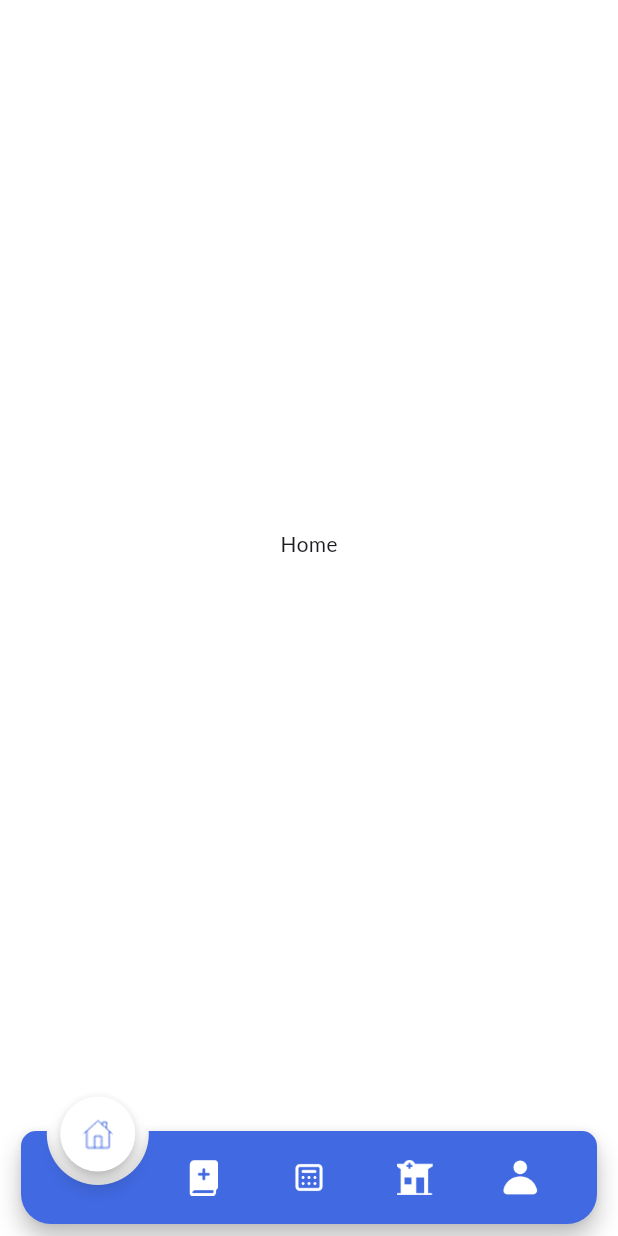
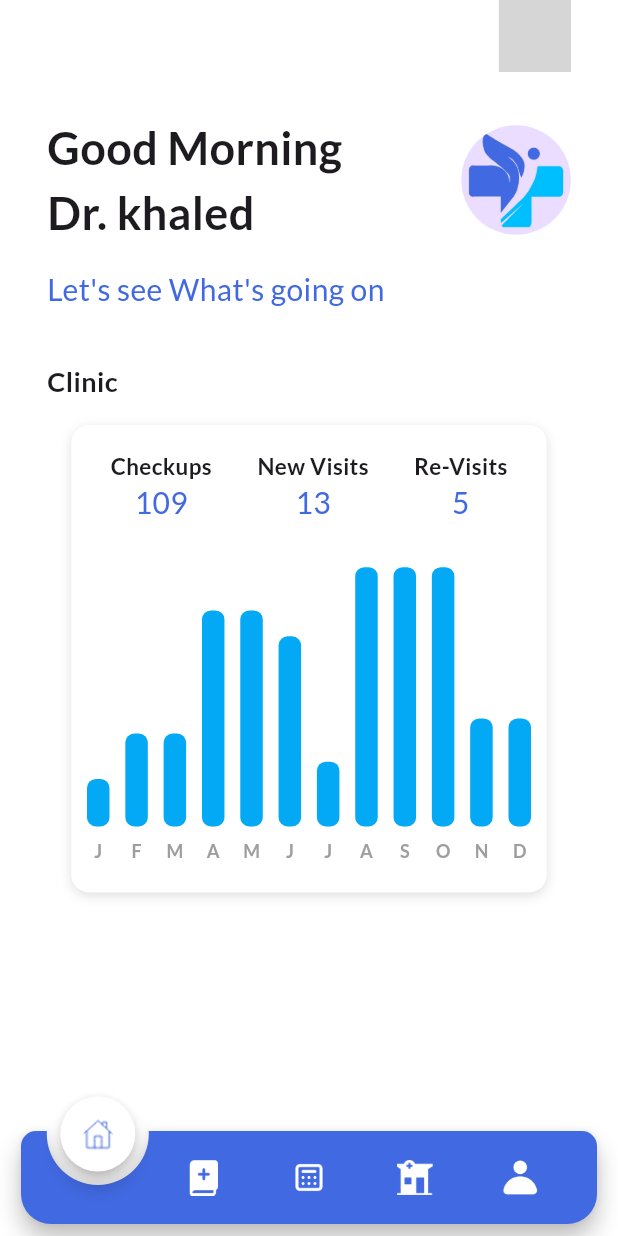
Before and after one commit to Graduation-Project-FETU-2024-2025/doctor-app, a Flutter app: the MainView screen opened directly, on a phone screen of 412 x 824 dp. Run offline on Flutter 3.47's test engine with Material 3 defaults, Android fonts, the phone set to English and light mode, and no system bars; drawn by our look-alikes of animated_notch_bottom_bar, fl_chart; our stand-ins replace cached_network_image, dartz, dio, flutter_bloc, flutter_screenutil, flutter_secure_storage and 7 more; missing offline and left inert: jwt_decode; accounts and stored records are empty; generated files the repository leaves out were written again; project files that could hold a hidden picture were left out; grey boxes are pictures that could not be loaded.

Commit message:
- add dashboard strings in localization. - finish flow chart part.

```diff
--- a/lib/core/utils/app_icons.dart
+++ b/lib/core/utils/app_icons.dart
@@ -34,9 +34,25 @@ class AppIcons {
   /// assets/svgs/correct-success-tick-svgrepo-com.svg
   static const String svgsCorrectSuccessTickSvgrepoCom = "assets/svgs/correct-success-tick-svgrepo-com.svg";
 
+  /// Assets for svgsDateCancle
+  /// assets/svgs/date_cancle.svg
+  static const String svgsDateCancle = "assets/svgs/date_cancle.svg";
+
+  /// Assets for svgsDateComplete
+  /// assets/svgs/date_complete.svg
+  static const String svgsDateComplete = "assets/svgs/date_complete.svg";
+
+  /// Assets for svgsDatePending
+  /// assets/svgs/date_pending.svg
+  static const String svgsDatePending = "assets/svgs/date_pending.svg";
+
   /// Assets for svgsEdit
   /// assets/svgs/edit.svg
   static const String svgsEdit = "assets/svgs/edit.svg";
+
+  /// Assets for svgsEditIcon
+  /// assets/svgs/editIcon.svg
+  static const String svgsEditIcon = "assets/svgs/editIcon.svg";
 
   /// Assets for svgsEditsvg
   /// assets/svgs/editsvg.svg
@@ -62,6 +78,10 @@ class AppIcons {
   /// assets/svgs/logout.svg
   static const String svgsLogout = "assets/svgs/logout.svg";
 
+  /// Assets for svgsNotificationIcon
+  /// assets/svgs/notification_icon.svg
+  static const String svgsNotificationIcon = "assets/svgs/notification_icon.svg";
+
   /// Assets for svgsOnboardingIcon
   /// assets/svgs/onboarding_icon.svg
   static const String svgsOnboardingIcon = "assets/svgs/onboarding_icon.svg";
--- a/lib/core/utils/app_styles.dart
+++ b/lib/core/utils/app_styles.dart
@@ -3,6 +3,11 @@ import 'package:flutter/material.dart';
 class AppStyles {
   static TextStyle regular16(context) => TextStyle(
     fontSize: 16,
+    fontWeight: FontWeight.w400,
+    color: Theme.of(context).textTheme.bodyLarge?.color,
+  );
+  static TextStyle regular20(context) => TextStyle(
+    fontSize: 20,
     fontWeight: FontWeight.w400,
     color: Theme.of(context).textTheme.bodyLarge?.color,
   );
@@ -72,6 +77,11 @@ class AppStyles {
     fontWeight: FontWeight.w600,
     color: Theme.of(context).textTheme.bodyLarge?.color,
   );
+  static TextStyle semiBold18(context) => TextStyle(
+    fontSize: 18,
+    fontWeight: FontWeight.w600,
+    color: Theme.of(context).textTheme.bodyLarge?.color,
+  );
 
   static TextStyle semiBold20(context) => TextStyle(
     fontSize: 20,
@@ -84,6 +94,11 @@ class AppStyles {
     fontWeight: FontWeight.w600,
     color: Theme.of(context).textTheme.bodyLarge?.color,
   );
+  static TextStyle semiBold30(context) => TextStyle(
+    fontSize: 30,
+    fontWeight: FontWeight.w600,
+    color: Theme.of(context).textTheme.bodyLarge?.color,
+  );
 
   static TextStyle semiBold40(context) => TextStyle(
     fontSize: 40,
--- /dev/null
+++ b/lib/features/dashboard/presentation/view/dashboard_view.dart
@@ -0,0 +1,38 @@
+import 'package:doctor_app/core/utils/app_icons.dart';
+import 'package:doctor_app/core/utils/app_styles.dart';
+import 'package:doctor_app/features/dashboard/presentation/view/widgets/user_welcome_section.dart';
+import 'package:doctor_app/features/dashboard/presentation/view/widgets/workflow_chart_section.dart';
+import 'package:doctor_app/generated/l10n.dart';
+import 'package:flutter/widgets.dart';
+import 'package:flutter_svg/svg.dart';
+import 'package:gap/gap.dart';
+import 'package:flutter_screenutil/flutter_screenutil.dart';
+
+class DashboardView extends StatelessWidget {
+  const DashboardView({super.key});
+
+  @override
+  Widget build(BuildContext context) {
+    return Padding(
+      padding: EdgeInsets.symmetric(horizontal: 30.0.w),
+      child: ListView(
+        children: [
+          Row(
+            mainAxisAlignment: MainAxisAlignment.end,
+            children: [
+              SvgPicture.asset(AppIcons.svgsNotificationIcon),
+            ],
+          ),
+          Gap(30.h),
+          const UserWelcomeSection(),
+          Gap(35.h),
+          Text(
+            S.of(context).clinic,
+            style: AppStyles.semiBold18(context),
+          ),
+          WorkflowChartSection(),
+        ],
+      ),
+    );
+  }
+}
--- /dev/null
+++ b/lib/features/dashboard/presentation/view/widgets/user_welcome_section.dart
@@ -0,0 +1,42 @@
+import 'package:doctor_app/core/utils/app_colors.dart';
+import 'package:doctor_app/core/utils/app_images.dart';
+import 'package:doctor_app/core/utils/app_styles.dart';
+import 'package:doctor_app/generated/l10n.dart';
+import 'package:flutter/material.dart';
+import 'package:gap/gap.dart';
+import 'package:flutter_screenutil/flutter_screenutil.dart';
+
+class UserWelcomeSection extends StatelessWidget {
+  const UserWelcomeSection({super.key});
+
+  @override
+  Widget build(BuildContext context) {
+    return Column(
+      crossAxisAlignment: CrossAxisAlignment.start,
+      children: [
+        Row(
+          mainAxisAlignment: MainAxisAlignment.spaceBetween,
+          children: [
+            Text(
+              '${S.of(context).goodMorning} khaled',
+              style: AppStyles.semiBold30(context),
+            ),
+            CircleAvatar(
+              radius: 73 / 2,
+              backgroundImage: AssetImage(
+                AppImages.imagesAppIcon,
+              ),
+            )
+          ],
+        ),
+        Gap(16.h),
+        Text(
+          S.of(context).letsSee,
+          style: AppStyles.regular20(context).copyWith(
+            color: AppColors.primaryColor,
+          ),
+        ),
+      ],
+    );
+  }
+}
--- /dev/null
+++ b/lib/features/dashboard/presentation/view/widgets/workflow_chart_section.dart
@@ -0,0 +1,161 @@
+import 'package:doctor_app/core/utils/app_colors.dart';
+import 'package:doctor_app/core/utils/app_styles.dart';
+import 'package:doctor_app/generated/l10n.dart';
+import 'package:fl_chart/fl_chart.dart';
+import 'package:flutter/material.dart';
+import 'package:flutter_screenutil/flutter_screenutil.dart';
+
+class WorkflowChartSection extends StatelessWidget {
+  const WorkflowChartSection({super.key});
+
+  @override
+  Widget build(BuildContext context) {
+    final List<double> values = [
+      22,
+      43,
+      43,
+      100,
+      100,
+      88,
+      30,
+      120,
+      120,
+      120,
+      50,
+      50
+    ];
+    final List<String> months = [
+      'J',
+      'F',
+      'M',
+      'A',
+      'M',
+      'J',
+      'J',
+      'A',
+      'S',
+      'O',
+      'N',
+      'D'
+    ];
+
+    return Container(
+      margin: const EdgeInsets.all(16),
+      padding: const EdgeInsets.symmetric(vertical: 16),
+      decoration: BoxDecoration(
+        color: Colors.white,
+        borderRadius: BorderRadius.circular(12),
+        boxShadow: [
+          BoxShadow(color: Colors.black12, blurRadius: 6, offset: Offset(0, 2)),
+        ],
+      ),
+      child: AspectRatio(
+        aspectRatio: 330 / 291,
+        child: Column(
+          children: [
+            Padding(
+              padding: EdgeInsets.symmetric(horizontal: 25.0.w),
+              child: Row(
+                mainAxisAlignment: MainAxisAlignment.spaceBetween,
+                children: [
+                  WorkflowDataColumn(
+                    title: S.of(context).checkups,
+                    count: '109',
+                  ),
+                  WorkflowDataColumn(
+                    title: S.of(context).newVisits,
+                    count: '13',
+                  ),
+                  WorkflowDataColumn(
+                    title: S.of(context).reVisits,
+                    count: '5',
+                  ),
+                ],
+              ),
+            ),
+            Expanded(
+              child: BarChart(
+                BarChartData(
+                  maxY: 140,
+                  borderData: FlBorderData(show: false),
+                  gridData: FlGridData(show: false),
+                  barTouchData: BarTouchData(enabled: false),
+                  titlesData: FlTitlesData(
+                    leftTitles:
+                        AxisTitles(sideTitles: SideTitles(showTitles: false)),
+                    topTitles:
+                        AxisTitles(sideTitles: SideTitles(showTitles: false)),
+                    rightTitles:
+                        AxisTitles(sideTitles: SideTitles(showTitles: false)),
+                    bottomTitles: AxisTitles(
+                      sideTitles: SideTitles(
+                        showTitles: true,
+                        getTitlesWidget: (value, meta) {
+                          return SideTitleWidget(
+                            axisSide: meta.axisSide,
+                            child: Text(
+                              months[value.toInt()],
+                              style: const TextStyle(
+                                color: Colors.grey,
+                                fontWeight: FontWeight.w600,
+                                fontSize: 12,
+                              ),
+                            ),
+                          );
+                        },
+                        reservedSize: 28,
+                      ),
+                    ),
+                  ),
+                  barGroups: values.asMap().entries.map((entry) {
+                    final index = entry.key;
+                    final value = entry.value;
+                    return BarChartGroupData(
+                      x: index,
+                      barRods: [
+                        BarChartRodData(
+                          toY: value,
+                          width: 15,
+                          borderRadius: BorderRadius.circular(6),
+                          color: Colors.lightBlue,
+                        ),
+                      ],
+                    );
+                  }).toList(),
+                ),
+              ),
+            ),
+          ],
+        ),
+      ),
+    );
+  }
+}
+
+class WorkflowDataColumn extends StatelessWidget {
+  const WorkflowDataColumn({
+    super.key,
+    required this.title,
+    required this.count,
+  });
+  final String title;
+  final String count;
+  @override
+  Widget build(BuildContext context) {
+    return Column(
+      mainAxisSize: MainAxisSize.min,
+      children: [
+        Text(
+          title,
+          style: AppStyles.semiBold15(context),
+        ),
+        Text(
+          count,
+          style: AppStyles.regular20(context).copyWith(
+            color: AppColors.primaryColor,
+          ),
+        ),
+      ],
+    );
+  }
+}
--- a/lib/features/main/presentation/view/main_view.dart
+++ b/lib/features/main/presentation/view/main_view.dart
@@ -1,5 +1,6 @@
 import 'package:doctor_app/core/utils/app_colors.dart';
 import 'package:doctor_app/core/utils/app_images.dart';
+import 'package:doctor_app/features/dashboard/presentation/view/dashboard_view.dart';
 import 'package:doctor_app/features/profile/presentation/view/profile_view.dart';
 import 'package:flutter/material.dart';
 import 'package:animated_notch_bottom_bar/animated_notch_bottom_bar/animated_notch_bottom_bar.dart';
@@ -21,7 +22,7 @@ class _MainViewState extends State<MainView> {
   double kIconSize = 24.0;
   double kBottomRadius = 20.0;
   List<Widget> screens = [
-    const Center(child: Text('Home')),
+    DashboardView(),
     const Center(child: Text('Onboarding')),
     const Center(child: Text('Splash')),
     const ClinicDetailView(),
--- a/lib/l10n/intl_ar.arb
+++ b/lib/l10n/intl_ar.arb
@@ -25,5 +25,13 @@
         "arabic":"العربية",
         "language":"اللغة",
         "darkMode":"الوضع المظلم",
-         "logout":"تسجيل خروج"
+         "logout":"تسجيل خروج",
+         "goodMorning":"صباح الخير\n دكتور",
+         "letsSee":"أخر المستجدات",
+         "clinic":"العيادة",
+         "checkups":"الكشف",
+         "newVisits":"كشف اول مرة",
+         "reVisits":"إعادة كشف",
+         "booking":"الحوجزات",
+         "totalIncome":"قيمة الدخل"
 }
--- a/lib/l10n/intl_en.arb
+++ b/lib/l10n/intl_en.arb
@@ -25,5 +25,15 @@
     "arabic":"Arabic",
     "language":"Language",
     "darkMode":"Dark Mode",
-    "logout":"Logout"
+    "logout":"Logout",
+    "goodMorning":"Good Morning\nDr.",
+    "letsSee":"Let's see What's going on",
+    "clinic":"Clinic",
+    "checkups":"Checkups",
+    "newVisits":"New Visits",
+    "reVisits":"Re-Visits",
+    "booking":"Booking",
+    "totalIncome":"Total Income"
+
+
 }
--- a/pubspec.yaml
+++ b/pubspec.yaml
@@ -34,7 +34,7 @@ dependencies:
   dartz: ^0.10.1
   device_preview: ^1.2.0
   dio: ^5.8.0+1
-  fl_chart: ^0.71.0
+  fl_chart: ^0.68.0
   flutter:
     sdk: flutter
   flutter_bloc: ^9.1.0
@@ -51,7 +51,7 @@ dependencies:
   intl: ^0.19.0
   json_annotation: ^4.9.0
   jwt_decode: ^0.3.1
-  percent_indicator: ^4.2.4
+  percent_indicator: ^4.2.5
   pretty_dio_logger: ^1.4.0
   shared_preferences: ^2.3.2
   shimmer: ^3.0.0
```
Also changed, not shown: assets/svgs/date_cancle.svg (added), assets/svgs/date_complete.svg (added), assets/svgs/date_pending.svg (added), assets/svgs/notification_icon.svg (added), lib/generated/intl/messages_ar.dart, lib/generated/intl/messages_en.dart, lib/generated/l10n.dart, pubspec.lock.
